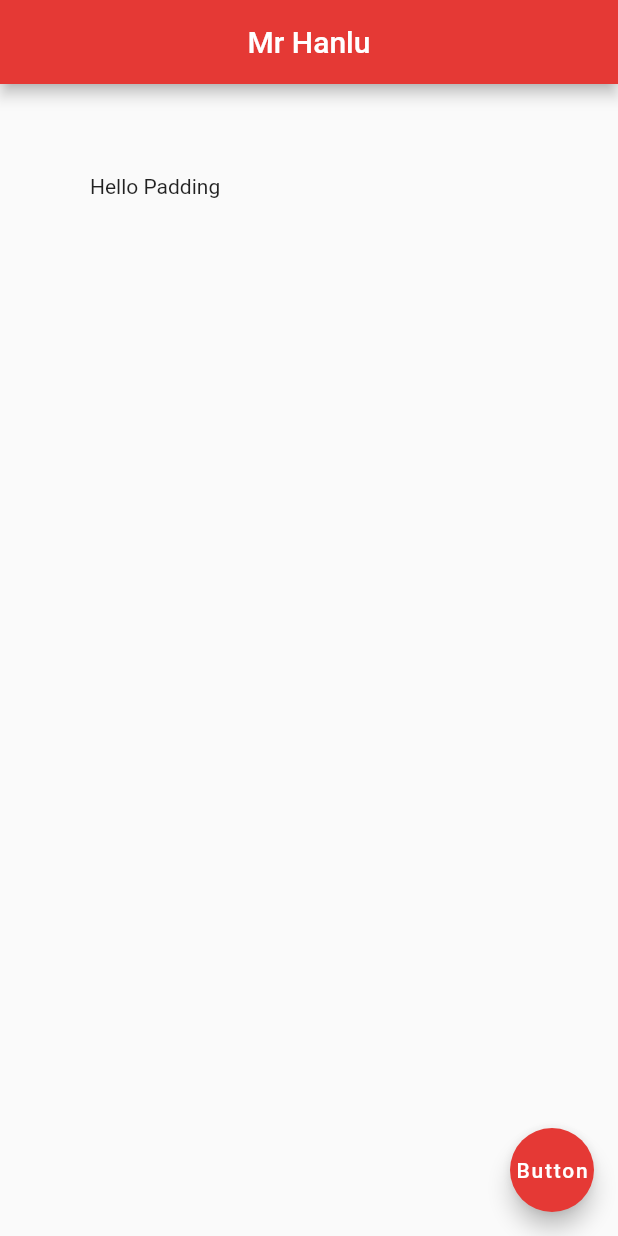
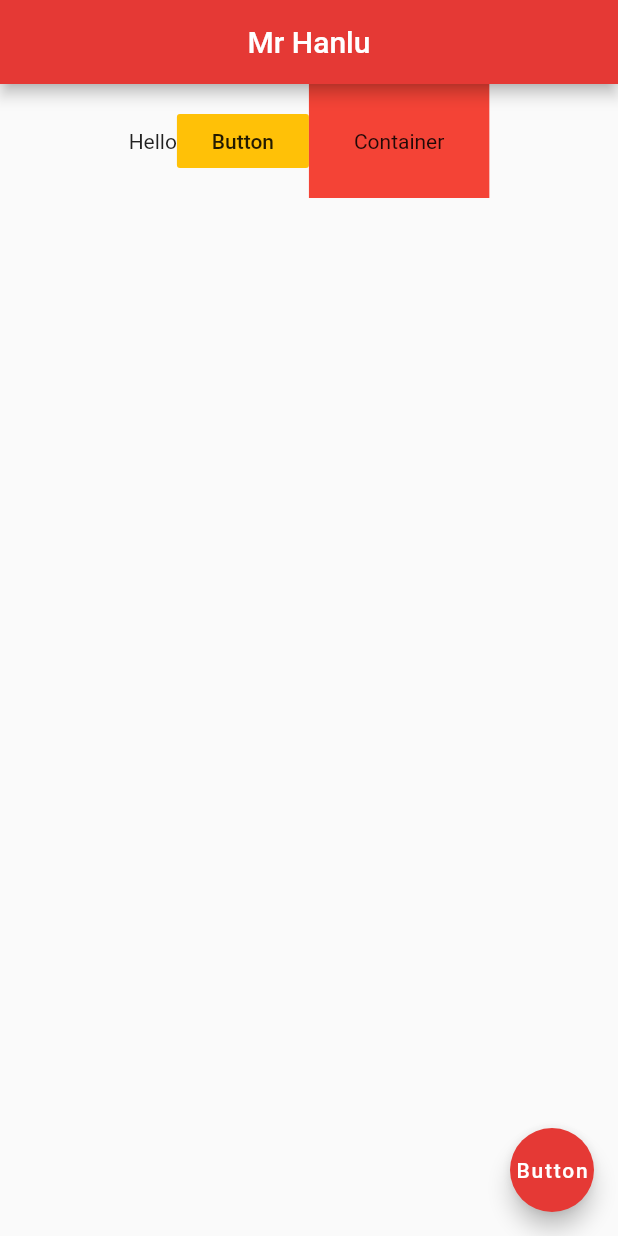
Before and after one commit to fhlkm/flutterStudy, a Flutter app: the screen it shows after launch, on a phone screen of 412 x 824 dp. Run offline on Flutter 3.47's test engine with Material 2 defaults, Android fonts, the light colour scheme and no system bars.

Commit message:
Row introduction

```diff
--- a/flutter_app/lib/main.dart
+++ b/flutter_app/lib/main.dart
@@ -50,19 +50,23 @@ class Home extends StatelessWidget{
         backgroundColor: Colors.red[600],
       ),
 
-      body: Padding(
-        padding: EdgeInsets.all(60.0),
-        child:Text("Hello Padding") ),
-
-//      body: Container(
-//          child: Text("Hello Flutter"),
-//          color: Colors.grey[400],
-//          margin: EdgeInsets.all(50.0),
-////        padding: EdgeInsets.fromLTRB(150.0, 10.0, 30.0, 40.0)
-//          padding: EdgeInsets.symmetric(vertical: 30.0,horizontal: 20)
-//
-//
-//      ),
+      body: Row(
+        mainAxisAlignment: MainAxisAlignment.center,//horizontal
+        crossAxisAlignment: CrossAxisAlignment.center,//vertical
+        children: <Widget>[
+          Text("Hello"),
+          FlatButton(
+            onPressed: (){},
+            color: Colors.amber,
+            child: Text("Button"),
+          ),
+          Container(
+            color: Colors.red,
+            padding: EdgeInsets.all(30),
+            child: Text("Container"),
+          )
+        ],
+      ),
 
       floatingActionButton: FloatingActionButton(
         backgroundColor: Colors.red[600],
```
